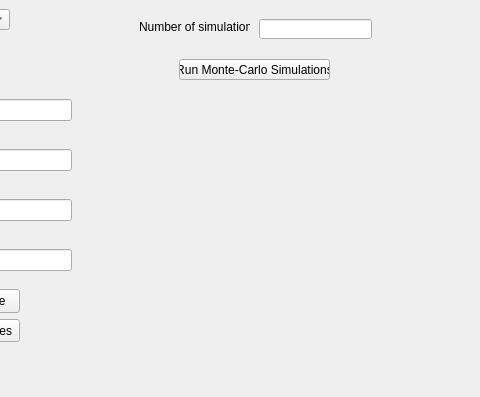
First picture: the form in multiagent_pathfinding_ui/mainwindow.ui, repository sinancimen/multiagent_pathfinding, before the edit; both pictures show x 461 to 941 and y 591 to 988 of the 1034 by 988 pixel window.
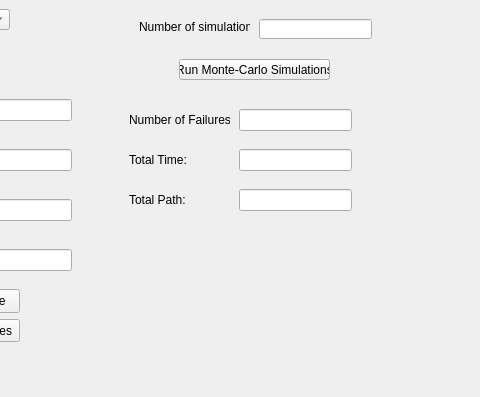
Second picture: the form after the edit.

The edit to the form file:
```diff
--- a/multiagent_pathfinding_ui/mainwindow.ui
+++ b/multiagent_pathfinding_ui/mainwindow.ui
@@ -1147,6 +1147,93 @@
      <string>Clear Obstacles</string>
     </property>
    </widget>
+   <widget class="QLineEdit" name="failureTextbox">
+    <property name="geometry">
+     <rect>
+      <x>700</x>
+      <y>700</y>
+      <width>113</width>
+      <height>22</height>
+     </rect>
+    </property>
+    <property name="text">
+     <string/>
+    </property>
+    <property name="readOnly">
+     <bool>true</bool>
+    </property>
+   </widget>
+   <widget class="QLabel" name="failureLabel">
+    <property name="geometry">
+     <rect>
+      <x>590</x>
+      <y>700</y>
+      <width>101</width>
+      <height>21</height>
+     </rect>
+    </property>
+    <property name="text">
+     <string>Number of Failures:</string>
+    </property>
+   </widget>
+   <widget class="QLabel" name="totalTimeLabel">
+    <property name="geometry">
+     <rect>
+      <x>590</x>
+      <y>740</y>
+      <width>101</width>
+      <height>21</height>
+     </rect>
+    </property>
+    <property name="text">
+     <string>Total Time:</string>
+    </property>
+   </widget>
+   <widget class="QLineEdit" name="totalTimeTextbox">
+    <property name="geometry">
+     <rect>
+      <x>700</x>
+      <y>740</y>
+      <width>113</width>
+      <height>22</height>
+     </rect>
+    </property>
+    <property name="text">
+     <string/>
+    </property>
+    <property name="readOnly">
+     <bool>true</bool>
+    </property>
+   </widget>
+   <widget class="QLabel" name="totalPathLabel">
+    <property name="geometry">
+     <rect>
+      <x>590</x>
+      <y>780</y>
+      <width>101</width>
+      <height>21</height>
+     </rect>
+    </property>
+    <property name="text">
+     <string>Total Path:</string>
+    </property>
+   </widget>
+   <widget class="QLineEdit" name="totalPathTextbox">
+    <property name="geometry">
+     <rect>
+      <x>700</x>
+      <y>780</y>
+      <width>113</width>
+      <height>22</height>
+     </rect>
+    </property>
+    <property name="text">
+     <string/>
+    </property>
+    <property name="readOnly">
+     <bool>true</bool>
+    </property>
+   </widget>
   </widget>
   <widget class="QMenuBar" name="menubar">
    <property name="geometry">
```
